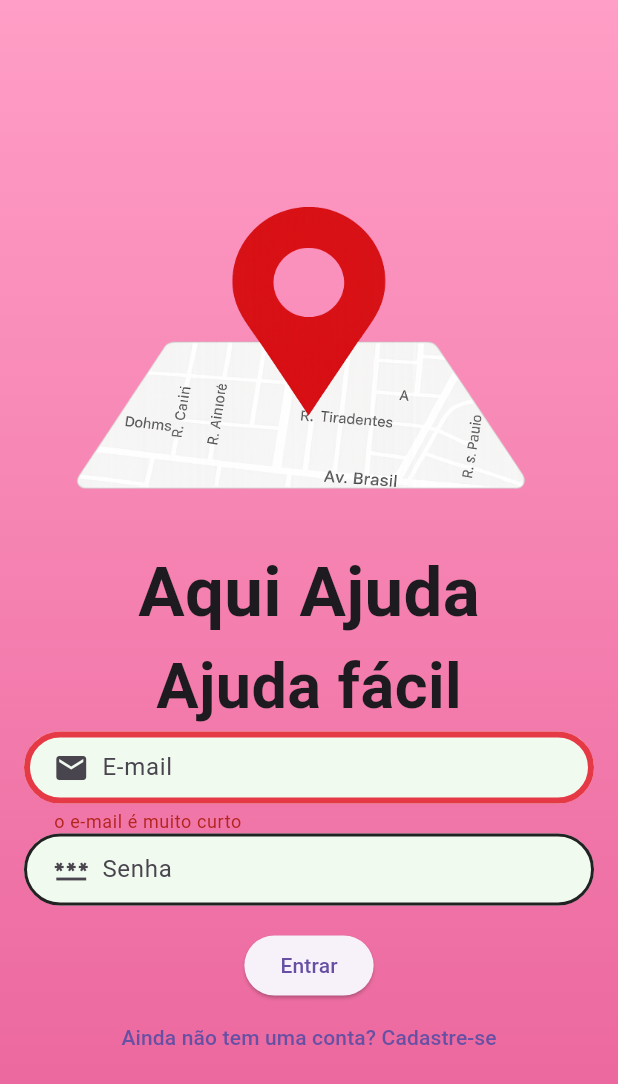
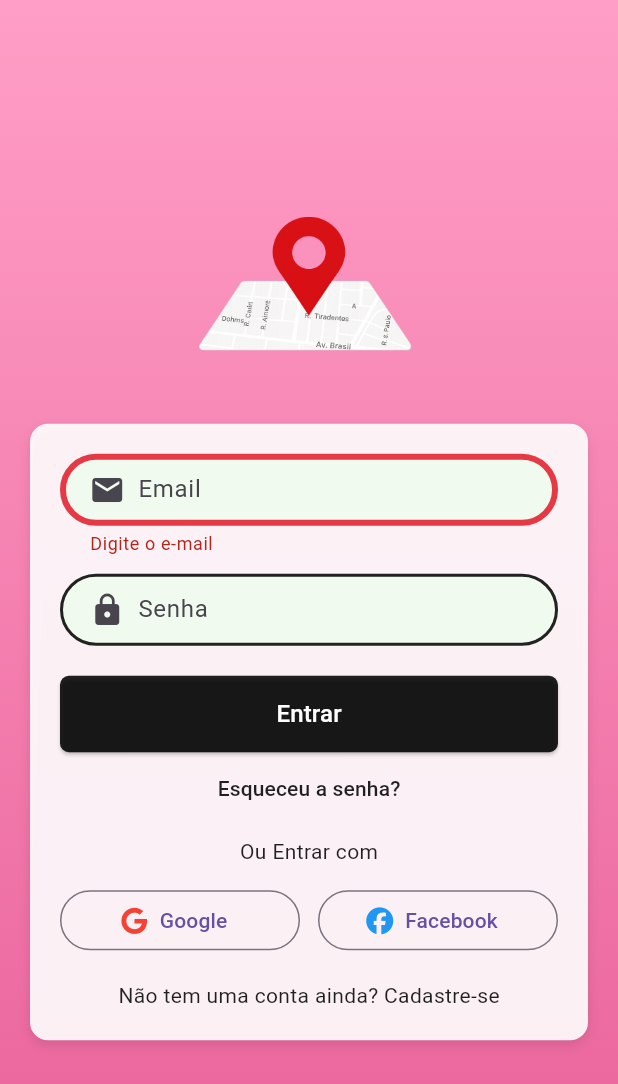
Before and after one commit to Sorgetz/aqui-ajuda, a Flutter app: the screen it shows after launch, after a tap on "Entrar", on a phone screen of 412 x 824 dp. Shown: the top 1084 px of the screen. Run offline on Flutter 3.47's test engine with Material 3 defaults, Android fonts, the phone set to English and light mode, and no system bars; our stand-ins replace flutter_dotenv, flutter_map, font_awesome_flutter, latlong2.

Commit message:
adjust login page

```diff
--- a/lib/view/login_page.dart
+++ b/lib/view/login_page.dart
@@ -1,6 +1,7 @@
 import 'package:aqui_ajuda_app/common/colors.dart';
 import 'package:aqui_ajuda_app/components/decoration_text_field.dart';
 import 'package:flutter/material.dart';
+import 'package:font_awesome_flutter/font_awesome_flutter.dart';
 
 class Login extends StatefulWidget {
   const Login({super.key});
@@ -13,113 +14,161 @@ class _LoginState extends State<Login> {
   bool isLogin = true;
   final _formKey = GlobalKey<FormState>();
 
-  // essa hydra aqui é a tela de login
   @override
   Widget build(BuildContext context) {
     return Scaffold(
-      backgroundColor: MyColors.azulClaro,
       body: Container(
         decoration: const BoxDecoration(
           gradient: LinearGradient(
-            begin: AlignmentGeometry.topCenter,
-            end: AlignmentGeometry.bottomCenter,
+            begin: Alignment.topCenter,
+            end: Alignment.bottomCenter,
             colors: [MyColors.rosaClaro, MyColors.rosaEscuro],
           ),
         ),
-        child: Form(
-          key: _formKey,
-          child: Padding(
-            padding: const EdgeInsets.all(16.0),
         child: Center(
           child: SingleChildScrollView(
             child: Column(
               mainAxisAlignment: MainAxisAlignment.center,
-                  crossAxisAlignment: CrossAxisAlignment.center,
               children: [
-                    Image.asset("assets/logo.png"),
-                    const Text(
-                      "Aqui Ajuda",
-                      style: TextStyle(
-                        fontSize: 46,
-                        fontWeight: FontWeight.bold,
-                      ),
-                    ),
-                    const Text(
-                      "Ajuda fácil",
-                      style: TextStyle(
-                        fontSize: 42,
-                        fontWeight: FontWeight.bold,
-                      ),
+                Padding(
+                  padding: const EdgeInsets.only(bottom: 32),
+                  child: Image.asset("assets/logo.png", height: 120),
                 ),
 
-                    TextFormField(
-                      decoration: getLoginInputDecoration(
-                        "E-mail",
-                        Icons.email,
+                Container(
+                  padding: const EdgeInsets.all(20),
+                  margin: const EdgeInsets.symmetric(horizontal: 20),
+                  decoration: BoxDecoration(
+                    color: Colors.white.withOpacity(0.9),
+                    borderRadius: BorderRadius.circular(12),
+                    boxShadow: [
+                      BoxShadow(
+                        color: Colors.black.withOpacity(0.1),
+                        blurRadius: 6,
+                        offset: const Offset(0, 3),
                       ),
-                      validator: (String? value) {
-                        if (value == null) {
-                          return "O e-mail não poder ser nulo";
-                        }
-                        if (value.length < 5) {
-                          return "o e-mail é muito curto";
-                        }
-                        if (!value.contains("@")) {
-                          return "O e-mail não é válido";
-                        }
-                        return null;
-                      },
+                    ],
                   ),
-                    TextFormField(
-                      decoration: getLoginInputDecoration(
-                        "Senha",
-                        Icons.password,
-                      ),
-                      obscureText: true,
-                    ),
-                    // apenas aparece se o usuário quiser se cadastrar
-                    Visibility(
-                      visible: !isLogin,
+                  child: Form(
+                    key: _formKey,
                     child: Column(
                       children: [
                         TextFormField(
                           decoration: getLoginInputDecoration(
-                              "Confirme a senha",
-                              Icons.password,
+                            "Email",
+                            Icons.email,
+                          ),
+                          validator: (value) {
+                            if (value == null || value.isEmpty)
+                              return "Digite o e-mail";
+                            if (!value.contains("@")) return "E-mail inválido";
+                            return null;
+                          },
+                        ),
+                        const SizedBox(height: 12),
+                        TextFormField(
+                          decoration: getLoginInputDecoration(
+                            "Senha",
+                            Icons.lock,
                           ),
                           obscureText: true,
                         ),
+                        if (!isLogin) ...[
+                          const SizedBox(height: 12),
                           TextFormField(
                             decoration: getLoginInputDecoration(
-                              "Nome",
-                              Icons.account_circle,
+                              "Confirmar senha",
+                              Icons.lock,
+                            ),
+                            obscureText: true,
+                          ),
+                        ],
+                        const SizedBox(height: 20),
+
+                        SizedBox(
+                          width: double.infinity,
+                          child: ElevatedButton(
+                            style: ElevatedButton.styleFrom(
+                              backgroundColor: Colors.black87,
+                              foregroundColor: Colors.white,
+                              padding: const EdgeInsets.symmetric(vertical: 14),
+                              shape: RoundedRectangleBorder(
+                                borderRadius: BorderRadius.circular(6),
+                              ),
+                            ),
+                            onPressed: () {
+                              mainButtonPressed();
+                            },
+                            child: Text(
+                              isLogin ? "Entrar" : "Cadastrar",
+                              style: const TextStyle(fontSize: 16),
+                            ),
+                          ),
+                        ),
+
+                        if (isLogin)
+                          TextButton(
+                            onPressed: () {},
+                            child: const Text(
+                              "Esqueceu a senha?",
+                              style: TextStyle(color: Colors.black87),
+                            ),
+                          ),
+
+                        const SizedBox(height: 8),
+
+                        Text(
+                          isLogin ? "Ou Entrar com" : "Ou Cadastrar-se com",
+                          style: const TextStyle(color: Colors.black87),
+                        ),
+                        const SizedBox(height: 12),
+
+                        Row(
+                          mainAxisAlignment: MainAxisAlignment.center,
+                          children: [
+                            Expanded(
+                              child: OutlinedButton.icon(
+                                onPressed: () {},
+                                icon: const Icon(
+                                  FontAwesomeIcons.google,
+                                  color: Colors.red,
+                                ),
+                                label: const Text("Google"),
+                              ),
+                            ),
+                            const SizedBox(width: 12),
+                            Expanded(
+                              child: OutlinedButton.icon(
+                                onPressed: () {},
+                                icon: const Icon(
+                                  FontAwesomeIcons.facebook,
+                                  color: Colors.blue,
+                                ),
+                                label: const Text("Facebook"),
                               ),
                             ),
                           ],
                         ),
-                    ),
-                    SizedBox(height: 16),
-                    ElevatedButton(
-                      onPressed: () {
-                        mainButtonPressed();
-                      },
-                      child: Text(isLogin ? "Entrar" : "Cadastrar"),
-                    ),
-                    TextButton(
-                      onPressed: () {
+                        const SizedBox(height: 16),
+
+                        GestureDetector(
+                          onTap: () {
                             setState(() {
                               isLogin = !isLogin;
                             });
                           },
                           child: Text(
                             isLogin
-                            ? "Ainda não tem uma conta? Cadastre-se"
-                            : "Já tem uma conta? Entre",
+                                ? "Não tem uma conta ainda? Cadastre-se"
+                                : "Já tem cadastro? Faça o Login",
+                            style: const TextStyle(color: Colors.black87),
                           ),
                         ),
                       ],
                     ),
                   ),
+                ),
+              ],
             ),
           ),
         ),
@@ -130,6 +179,6 @@ class _LoginState extends State<Login> {
   mainButtonPressed() {
     if (_formKey.currentState!.validate()) {
       Navigator.of(context).pushNamed('/teste');
-    } else {}
     }
   }
+}
--- a/pubspec.yaml
+++ b/pubspec.yaml
@@ -33,6 +33,7 @@ dependencies:
   flutter_dotenv: ^5.1.0
   flutter_map: ^8.2.2
   latlong2: ^0.9.1
+  font_awesome_flutter: ^10.7.0
 
   # The following adds the Cupertino Icons font to your application.
   # Use with the CupertinoIcons class for iOS style icons.
```
Also changed, not shown: assets/image.png (added), pubspec.lock. Lines whose indentation alone changed are shown as unchanged.
